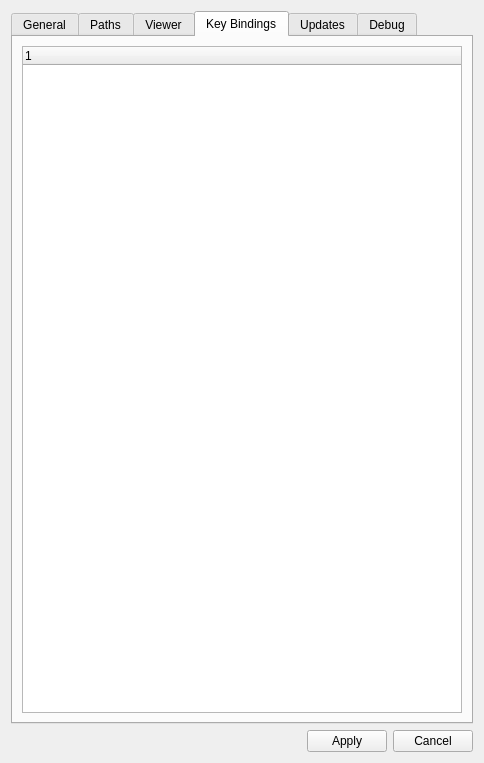
Before: the Qt Designer form OpenFlipper/widgets/optionsWidget/optionsWidget.ui in ShenRen/OpenFlipper, drawn with Qt 5.
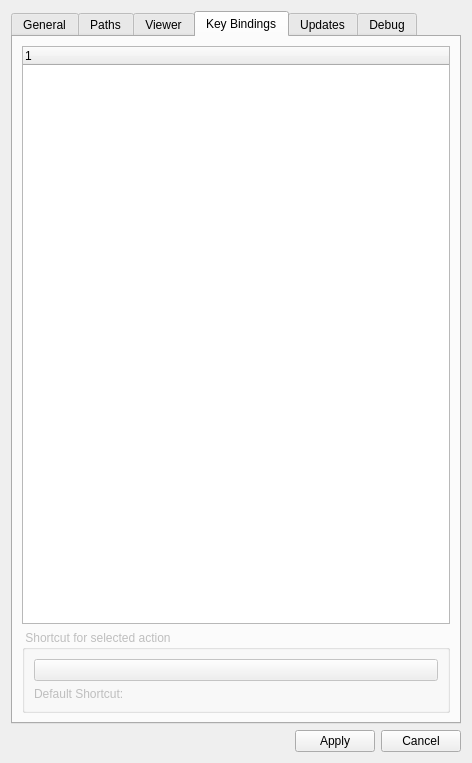
After: the same form once the commit is applied. The open tabs and pages were chosen to show the change. Custom widgets are drawn as their Qt base class.

The edit to the form file:
```diff
--- a/OpenFlipper/widgets/optionsWidget/optionsWidget.ui
+++ b/OpenFlipper/widgets/optionsWidget/optionsWidget.ui
@@ -5,7 +5,7 @@
    <rect>
     <x>0</x>
     <y>0</y>
-    <width>484</width>
+    <width>472</width>
     <height>763</height>
    </rect>
   </property>
@@ -387,7 +387,7 @@
       <attribute name="title" >
        <string>Key Bindings</string>
       </attribute>
-      <layout class="QVBoxLayout" name="verticalLayout_6" >
+      <layout class="QVBoxLayout" name="verticalLayout_12" >
        <item>
         <widget class="QTreeWidget" name="keyTree" >
          <column>
@@ -397,6 +397,49 @@
          </column>
         </widget>
        </item>
+       <item>
+        <widget class="QGroupBox" name="shortcutBox" >
+         <property name="enabled" >
+          <bool>false</bool>
+         </property>
+         <property name="title" >
+          <string> Shortcut for selected action </string>
+         </property>
+         <layout class="QVBoxLayout" name="verticalLayout_6" >
+          <item>
+           <widget class="ShortcutButton" name="shortcutButton" >
+            <property name="text" >
+             <string/>
+            </property>
+           </widget>
+          </item>
+          <item>
+           <layout class="QHBoxLayout" name="horizontalLayout_10" >
+            <item>
+             <widget class="QLabel" name="label_9" >
+              <property name="text" >
+               <string>Default Shortcut:</string>
+              </property>
+             </widget>
+            </item>
+            <item>
+             <widget class="QLabel" name="defaultShortcut" >
+              <property name="font" >
+               <font>
+                <weight>75</weight>
+                <bold>true</bold>
+               </font>
+              </property>
+              <property name="text" >
+               <string/>
+              </property>
+             </widget>
+            </item>
+           </layout>
+          </item>
+         </layout>
+        </widget>
+       </item>
       </layout>
      </widget>
      <widget class="QWidget" name="Updates" >
@@ -660,6 +703,13 @@
    </item>
   </layout>
  </widget>
+ <customwidgets>
+  <customwidget>
+   <class>ShortcutButton</class>
+   <extends>QPushButton</extends>
+   <header>../../../widgets/optionsWidget/ShortcutButton.hh</header>
+  </customwidget>
+ </customwidgets>
  <resources/>
  <connections/>
 </ui>
```
Left out of the diff: 11 changed lines with no effect on the pictures.
